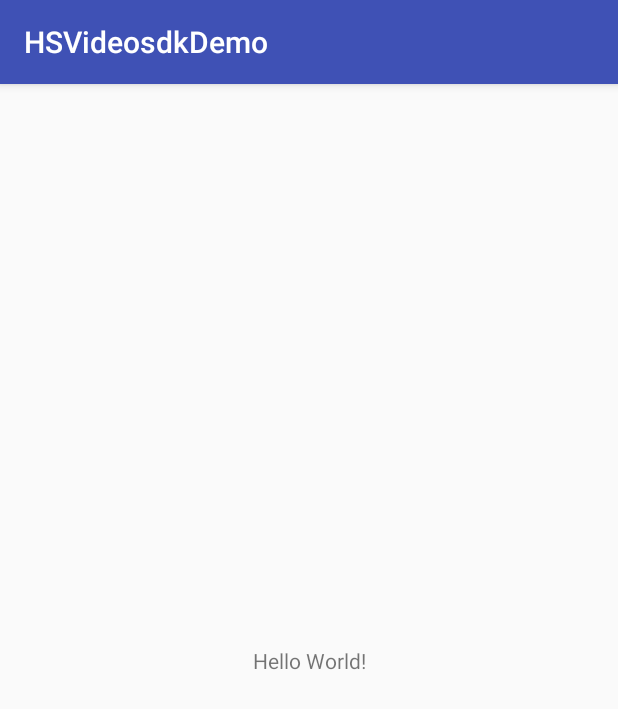
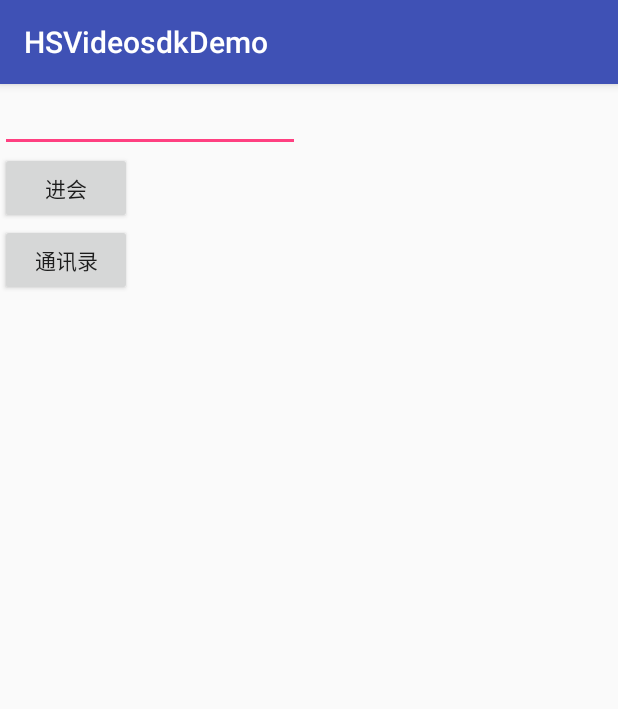
Before and after one commit to ericlee1994/USBHSVideosdkDemo, an Android app: the screen it shows after launch (MainActivity), on a phone screen of 412 x 824 dp. Shown: the top 709 px of the screen. Run offline under Robolectric (Android 15) with nearby library versions, the phone set to English and light mode, and no system bars; libraries missing offline, so code that uses them is left out: com.squareup.leakcanary; 4 statements that could not run were skipped.

```diff
--- a/app/src/main/AndroidManifest.xml
+++ b/app/src/main/AndroidManifest.xml
@@ -35,6 +35,10 @@
         android:supportsRtl="true"
         android:theme="@style/AppTheme"
         android:largeHeap="true">
+        <meta-data
+            android:name="HS_APP_ID"
+            android:value="47004059b75c1e28b4122bcab9e7a514"
+            />
         <activity android:name=".MainActivity">
             <intent-filter>
                 <action android:name="android.intent.action.MAIN" />
--- a/app/src/main/java/com/shgbit/android/hsvideosdkdemo/MainActivity.java
+++ b/app/src/main/java/com/shgbit/android/hsvideosdkdemo/MainActivity.java
@@ -2,32 +2,73 @@ package com.shgbit.android.hsvideosdkdemo;
 
 import android.support.v7.app.AppCompatActivity;
 import android.os.Bundle;
+import android.view.View;
+import android.widget.Button;
+import android.widget.EditText;
 
 import com.shgbit.android.heysharevideo.activity.HSVideoSDK;
 import com.shgbit.android.heysharevideo.callback.HSSDKListener;
+import com.shgbit.android.heysharevideo.json.InvitedMeeting;
+import com.shgbit.android.heysharevideo.util.GBLog;
 
 
 public class MainActivity extends AppCompatActivity {
+
+    private static final String TAG = "MainActivity";
+    private Button button;
+    private Button btn_addr;
+    private EditText editText;
+    private boolean isInit = false;
+    private String meetingNumber;
 
     @Override
     protected void onCreate(Bundle savedInstanceState) {
         super.onCreate(savedInstanceState);
         setContentView(R.layout.activity_main);
 
-        HSVideoSDK.getInstance().init("http://www.shgbitcloud.com:4005", "test012", this,
+        button = findViewById(R.id.btn_intent);
+        btn_addr = findViewById(R.id.btn_address);
+        btn_addr.setOnClickListener(new View.OnClickListener() {
+            @Override
+            public void onClick(View v) {
+//                HSVideoSDK.getInstance().openAddress();
+            }
+        });
+        button.setOnClickListener(new View.OnClickListener() {
+            @Override
+            public void onClick(View v) {
+                if (isInit) {
+                    if (editText.getText().toString().equals("") || editText.getText().toString() == null){
+                        meetingNumber = "910091945713";
+                    }else {
+                        meetingNumber = editText.getText().toString();
+                    }
+                    HSVideoSDK.getInstance().startMeeting(meetingNumber, "603918");
+                }
+            }
+        });
+
+        editText = findViewById(R.id.meetingid);
+
+        HSVideoSDK.getInstance().init("http://www.shgbitcloud.com:4005", "lizheng", this,
                 new HSSDKListener() {
                     @Override
                     public void initState(boolean b) {
-                        HSVideoSDK.getInstance().connect("test012", "123456");
+                        HSVideoSDK.getInstance().connect("lizheng", "123456");
                     }
 
                     @Override
                     public void connectState(boolean b) {
-                        HSVideoSDK.getInstance().startMeeting("910030163948", "603918");
+                        isInit = b;
                     }
 
                     @Override
                     public void disconnectState(boolean b) {
+                        GBLog.e(TAG, "disconnectState:" +  b);
+                    }
+
+                    @Override
+                    public void inviteMeeting(InvitedMeeting invitedMeeting) {
 
                     }
                 });
--- a/app/src/main/res/layout/activity_main.xml
+++ b/app/src/main/res/layout/activity_main.xml
@@ -6,13 +6,24 @@
     android:layout_height="match_parent"
     tools:context="com.shgbit.android.hsvideosdkdemo.MainActivity">
 
-    <TextView
+    <LinearLayout
+        android:layout_width="match_parent"
+        android:layout_height="match_parent"
+        android:orientation="vertical">
+        <EditText
+        android:layout_width="200dp"
+        android:layout_height="wrap_content"
+        android:id="@+id/meetingid"/>
+        <Button
         android:layout_width="wrap_content"
         android:layout_height="wrap_content"
-        android:text="Hello World!"
-        app:layout_constraintBottom_toBottomOf="parent"
-        app:layout_constraintLeft_toLeftOf="parent"
-        app:layout_constraintRight_toRightOf="parent"
-        app:layout_constraintTop_toTopOf="parent" />
+        android:id="@+id/btn_intent"
+        android:text="进会"/>
+        <Button
+            android:layout_width="wrap_content"
+            android:layout_height="wrap_content"
+            android:id="@+id/btn_address"
+            android:text="通讯录"/>
+    </LinearLayout>
 
 </android.support.constraint.ConstraintLayout>
--- a/heysharevideo/src/main/java/com/shgbit/android/heysharevideo/interactmanager/ServerInteractCallback.java
+++ b/heysharevideo/src/main/java/com/shgbit/android/heysharevideo/interactmanager/ServerInteractCallback.java
@@ -34,5 +34,6 @@ public interface ServerInteractCallback {
 	void eventEndWhiteBoard();
 	void eventDifferentPlaceLogin();
 	void eventInvitingCancle(InviteCancledInfo ici);
+	void onValidate (boolean result, String err);
 
 }
--- a/heysharevideo/src/main/java/com/shgbit/android/heysharevideo/interactmanager/StructureDataCollector.java
+++ b/heysharevideo/src/main/java/com/shgbit/android/heysharevideo/interactmanager/StructureDataCollector.java
@@ -4,7 +4,6 @@ package com.shgbit.android.heysharevideo.interactmanager;
 import android.os.Environment;
 import android.util.Log;
 
-import com.shgbit.android.heysharevideo.addressaar.Syntony;
 import com.shgbit.android.heysharevideo.json.ContentOnlyStateSessionType;
 import com.shgbit.android.heysharevideo.json.Favorite;
 import com.shgbit.android.heysharevideo.json.Group;
@@ -60,6 +59,7 @@ public class StructureDataCollector {
 
 	public interface ContactsUpdateListener{
 		void onContactsUpdate();
+		void onGroupUpdate();
 	}
 
 	public StructureDataCollector(){
@@ -134,7 +134,10 @@ public class StructureDataCollector {
 		@Override
 		public void onAddToGroup(boolean success, String error) {
 			if (success) {
-				Syntony.getInstance().setGroupListener();
+				if(mContactsListener != null){
+					mContactsListener.onGroupUpdate();
+				}
+//				Syntony.getInstance().setGroupListener();
 				ServerInteractManager.getInstance().queryGroup(new QueryGroupInfo());
 			}
 		}
--- a/settings.gradle
+++ b/settings.gradle
@@ -1 +1 @@
-include ':app', ':heysharevideo'
+include ':app', ':heysharevideo', ':heyshareuvc'
```
Also changed, not shown: heysharevideo/src/main/java/com/shgbit/android/heysharevideo/activity/HSVideoSDK.java (+48 -13 lines), heysharevideo/src/main/java/com/shgbit/android/heysharevideo/activity/VideoActivity.java (+15 -7 lines), heysharevideo/src/main/java/com/shgbit/android/heysharevideo/addressaar/AllAddressListFragment.java (+6 -2 lines), heysharevideo/src/main/java/com/shgbit/android/heysharevideo/addressaar/PersonalMeetingFragment.java (+6 -3 lines), heysharevideo/src/main/java/com/shgbit/android/heysharevideo/addressaar/Syntony.java (+36 -37 lines), heysharevideo/src/main/java/com/shgbit/android/heysharevideo/interactmanager/ServerInteractManager.java (+212 -85 lines), heysharevideo/src/main/java/com/shgbit/android/heysharevideo/json/ValidateInfo.java (added, +26 -0 lines).
